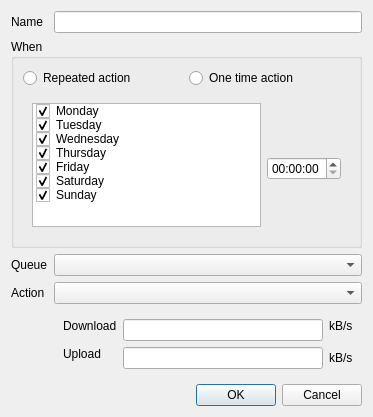
First picture: the form in src/ScheduledActionDlg.ui, repository LubosD/fatrat, before the edit.
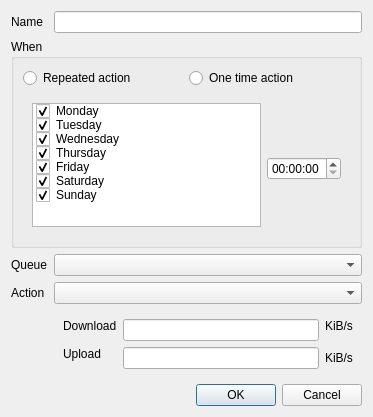
Second picture: the form after the edit. The open tabs and pages were chosen to show the change.

What changed in the file:
```diff
--- a/src/ScheduledActionDlg.ui
+++ b/src/ScheduledActionDlg.ui
@@ -263,7 +263,7 @@
        <item row="0" column="2">
         <widget class="QLabel" name="label_5">
          <property name="text">
-          <string>kB/s</string>
+          <string>KiB/s</string>
          </property>
         </widget>
        </item>
@@ -273,7 +273,7 @@
        <item row="2" column="2">
         <widget class="QLabel" name="label_7">
          <property name="text">
-          <string>kB/s</string>
+          <string>KiB/s</string>
          </property>
         </widget>
        </item>
```
